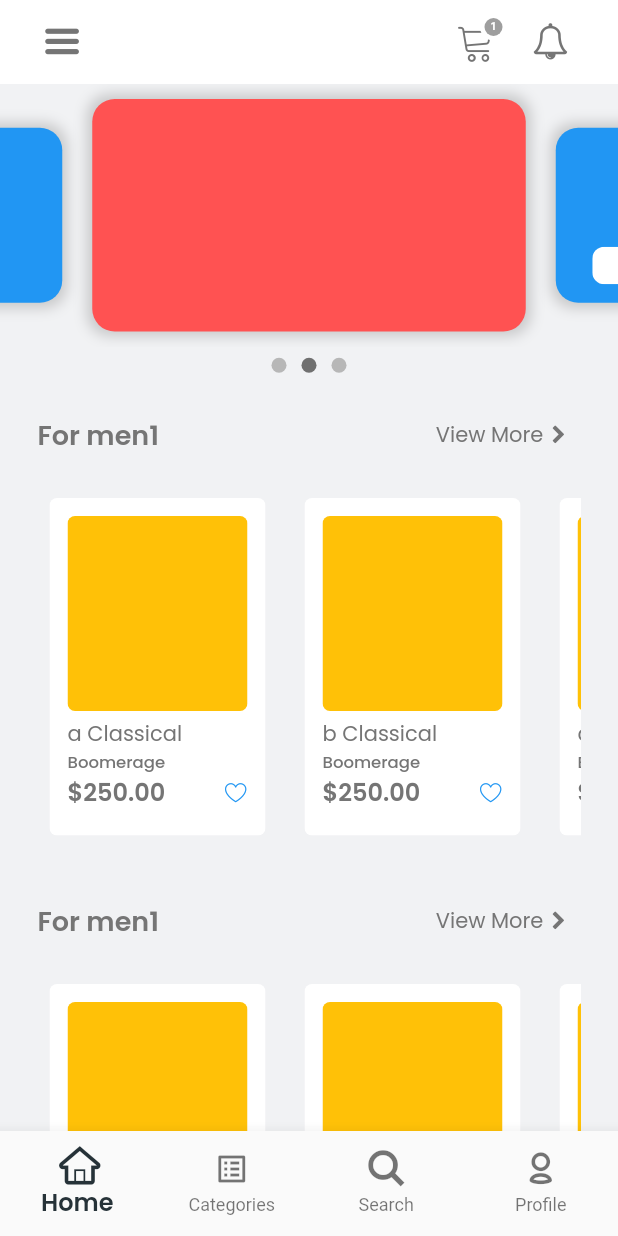
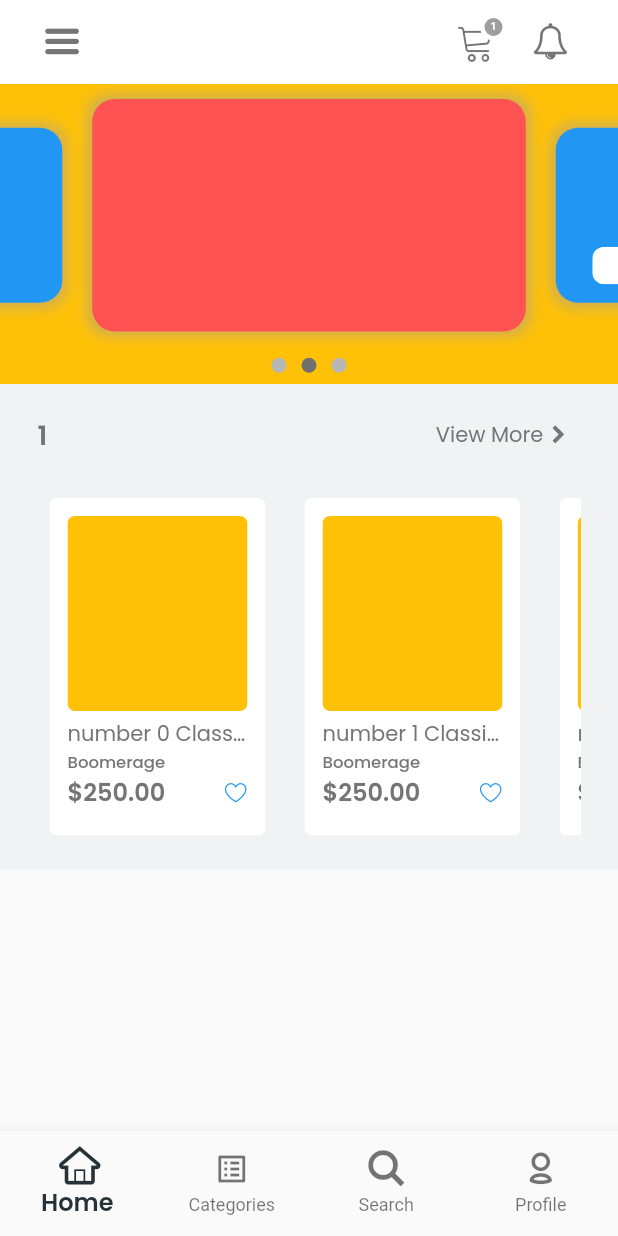
Before and after one commit to HamiiidAsgarian/flutter-tech-commerce-Cargo-, a Flutter app: the screen it shows after launch, on a phone screen of 412 x 824 dp. Run offline on Flutter 3.47's test engine with Material 2 defaults, Android fonts, the phone set to English and light mode, and no system bars.

Commit message:
optimizing mainscreen/carousel in progress

```diff
--- a/lib/main.dart
+++ b/lib/main.dart
@@ -1,10 +1,10 @@
 import 'package:commerce_app/provider_model.dart';
 import 'package:commerce_app/screens/cart_screen.dart';
-import 'package:commerce_app/screens/category_screen.dart';
+import 'package:commerce_app/screens/02_category_screen.dart';
 import 'package:commerce_app/screens/favorites_screen.dart';
 import 'package:commerce_app/screens/itemdetail_screen.dart';
 import 'package:commerce_app/screens/listeddItems_screen.dart';
-import 'package:commerce_app/screens/main_screen.dart';
+import 'package:commerce_app/screens/00_main_frame_screen.dart';
 import 'package:commerce_app/screens/profile_screen.dart';
 import 'package:flutter/cupertino.dart';
 import 'package:flutter/material.dart';
--- /dev/null
+++ b/lib/screens/00_main_frame_screen.dart
@@ -0,0 +1,39 @@
+// import 'package:commerce_app/style/my_flutter_app_icons.dart';
+import 'package:commerce_app/provider_model.dart';
+import 'package:commerce_app/screens/01_home_screen.dart';
+// import 'package:commerce_app/screens/Profile_screen2.dart';
+// import 'package:commerce_app/screens/category_screen.dart';
+import 'package:commerce_app/screens/03_search_screen.dart';
+import 'package:commerce_app/widgets/navAndAppbar.dart';
+import 'package:flutter/material.dart';
+import 'package:provider/provider.dart';
+
+// import '../consts.dart';
+
+class MainScreen extends StatefulWidget {
+  @override
+  _MainScreenState createState() => _MainScreenState();
+}
+
+class _MainScreenState extends State<MainScreen> {
+  int currentpage1 = 0;
+  List<Widget> screens = [
+    HomeScreen(),
+    // CategoryScreen(),
+    SearchScreen(),
+    // ProfileScreen2(),
+  ];
+
+  @override
+  Widget build(BuildContext context) {
+    return Consumer<ProviderModel>(builder: (context, vals, child) {
+      return Scaffold(
+        extendBodyBehindAppBar:
+            true, //////////* for fixing one pixle gap under the appbar
+        bottomNavigationBar: MyBottomNavigationBar(),
+        body: SafeArea(child: screens[vals.appBarSelectedIndex]),
+        // screens[Provider.of<ProviderModel>(context).appBarSelectedIndex]
+      );
+    });
+  }
+}
--- /dev/null
+++ b/lib/screens/01_home_screen.dart
@@ -0,0 +1,67 @@
+import 'package:commerce_app/style/my_flutter_app_icons.dart';
+import 'package:commerce_app/widgets/appbar.dart';
+import 'package:commerce_app/widgets/carousel.dart';
+import 'package:commerce_app/widgets/forCategorySection.dart';
+import 'package:flutter/material.dart';
+
+import '../consts.dart';
+
+////////////////////////////////////////////////////////////////////////////////////* Home Screen
+enum panel { carousel, rowList, windows }
+
+class HomeScreen extends StatelessWidget {
+  HomeScreen({Key? key}) : super(key: key);
+
+  static const List<String> data = ['men', '2', '3', '4', 'men', '2', '3', '4'];
+  final List<String> fakeList5 = List.generate(5, (index) => "number $index");
+
+  call() {
+    print("object");
+  }
+
+  @override
+  Widget build(BuildContext context) {
+    // var a = ListView.builder(
+    //   itemCount: testL.length,
+    //   itemBuilder: (context, index) =>
+    //       HorizontalItemsList(sectionTitle: "For men1", itemsList: testL),
+    // );
+    return Scaffold(
+        appBar: const MyAppBar(
+          leadingIcon: Icon(
+            MyFlutterApp.menu,
+            // MdiIcons.walletPlusOutline,
+            color: appBargrey,
+          ),
+        ),
+        body: Column(
+          children: [
+            Carousel(),
+            HorizontalItemsList(
+              sectionTitle: "1",
+              itemsList: fakeList5,
+            ),
+            // Expanded(
+            //   child: ItemsColumnMaker(itemRows: fakeList1),
+            // ),
+          ],
+        ));
+  }
+}
+
+class ItemsColumnMaker extends StatelessWidget {
+  final List<String>? itemRows;
+  const ItemsColumnMaker({Key? key, this.itemRows}) : super(key: key);
+
+  @override
+  Widget build(BuildContext context) {
+    return ListView.builder(
+        // cacheExtent: 500,
+        scrollDirection: Axis.vertical,
+        itemCount: itemRows!.length,
+        itemBuilder: (context, index) => HorizontalItemsList(
+              sectionTitle: itemRows![index],
+              itemsList: List.generate(20, (index) => index.toString()),
+            ));
+  }
+}
--- a/lib/screens/search_screen.dart
+++ b/lib/screens/03_search_screen.dart
@@ -43,8 +43,8 @@ class _SearchScreenState extends State<SearchScreen> {
                               child: TextButton(
                                 onPressed: () {},
                                 child: Container(
-                                  width: screensize / 3 - 37,
-                                  height: screensize / 3 - 37,
+                                  width: screensize / 3 - 20,
+                                  height: screensize / 3 - 20,
                                   color: Colors.amber,
                                 ),
                               )),
--- a/lib/screens/main_screen.dart
+++ /dev/null
@@ -1,91 +0,0 @@
-// import 'package:commerce_app/style/my_flutter_app_icons.dart';
-import 'package:commerce_app/provider_model.dart';
-import 'package:commerce_app/screens/Profile_screen2.dart';
-import 'package:commerce_app/screens/category_screen.dart';
-import 'package:commerce_app/screens/search_screen.dart';
-import 'package:commerce_app/style/my_flutter_app_icons.dart';
-import 'package:commerce_app/widgets/appbar.dart';
-import 'package:commerce_app/widgets/carousel.dart';
-import 'package:commerce_app/widgets/forCategorySection.dart';
-import 'package:commerce_app/widgets/navAndAppbar.dart';
-import 'package:flutter/material.dart';
-import 'package:provider/provider.dart';
-
-import '../consts.dart';
-
-// import '../consts.dart';
-
-class MainScreen extends StatefulWidget {
-  @override
-  _MainScreenState createState() => _MainScreenState();
-}
-
-class _MainScreenState extends State<MainScreen> {
-  int currentpage1 = 0;
-  List<Widget> screens = const [
-    MainScreenContetnts(),
-    CategoryScreen(),
-    SearchScreen(),
-    ProfileScreen2(),
-  ];
-
-  @override
-  Widget build(BuildContext context) {
-    return Consumer<ProviderModel>(builder: (context, vals, child) {
-      return Scaffold(
-        extendBodyBehindAppBar:
-            true, //////////* for fixing one pixle gap under the appbar
-        bottomNavigationBar: MyBottomNavigationBar(),
-        body: screens[vals.appBarSelectedIndex],
-        // screens[Provider.of<ProviderModel>(context).appBarSelectedIndex]
-      );
-    });
-  }
-}
-
-////////////////////////////////////////////////////////////////////////////////////* Home Screen
-class MainScreenContetnts extends StatelessWidget {
-  const MainScreenContetnts({Key? key}) : super(key: key);
-
-//   @override
-//   _MainScreenContetntsState createState() => _MainScreenContetntsState();
-// }
-
-// class _MainScreenContetntsState extends State<MainScreenContetnts> {
-  // final int sliderIndex = 1;
-
-  // Null get sectionTitle => null;
-
-  @override
-  Widget build(BuildContext context) {
-    return Scaffold(
-      appBar: const MyAppBar(
-        leadingIcon: Icon(
-          MyFlutterApp.menu,
-          // MdiIcons.walletPlusOutline,
-          color: appBargrey,
-        ),
-      ),
-      body: CustomScrollView(slivers: [
-        // SearchSection(),
-        SliverList(
-          delegate: SliverChildListDelegate(
-            [
-              Carousel(),
-              ScrollviewCategory(
-                  sectionTitle: "For men1",
-                  itemsList: ['a', 'b', 'c', 'd', 'e', 'f', 'g', 'h']),
-              // WindowsCategorySection(),
-              ScrollviewCategory(
-                  sectionTitle: "For men1",
-                  itemsList: ['a', 'b', 'c', 'd', 'e', 'f', 'g', 'h']),
-              ScrollviewCategory(
-                  sectionTitle: "For men1",
-                  itemsList: ['a', 'b', 'c', 'd', 'e', 'f', 'g', 'h']),
-            ],
-          ),
-        )
-      ]),
-    );
-  }
-}
--- a/lib/widgets/carousel.dart
+++ b/lib/widgets/carousel.dart
@@ -39,7 +39,7 @@ class _CarouselState extends State<Carousel> {
         label: element["labelText"],
       ));
     });
-    print(slideWidgets);
+    // print(slideWidgets);
     return slideWidgets;
   }
 
@@ -56,7 +56,7 @@ class _CarouselState extends State<Carousel> {
         ),
       ));
     });
-    print(counterDotsWidgets);
+    // print(counterDotsWidgets);
     return counterDotsWidgets;
   }
 
@@ -78,20 +78,18 @@ class _CarouselState extends State<Carousel> {
 
   @override
   Widget build(BuildContext context) {
-    return SizedBox(
+    return Container(
       height: 200,
-      child: Center(
-        child: Container(
       //////////////////////////////////////////* whole slider bar
-          height: 200,
-          color: cBackgroundGrey,
+      color: Colors.amber, //NOTE: debuging color
+      // color: cBackgroundGrey,
       child: Column(children: [
         Expanded(
           child: PageView
               // .builder
               (
             onPageChanged: (value) {
-                  print(value);
+              // print(value);
               setState(() {
                 currentpage = value;
               });
@@ -104,15 +102,13 @@ class _CarouselState extends State<Carousel> {
         Container(
           width: 80,
           height: 25,
-              // color: Colors.pink,
+          // color: Colors.pink, //NOTE: counterDots Debug color
           child: Row(
             mainAxisAlignment: MainAxisAlignment.center,
             children: counterDotsBuilder(carouselItems, currentpage),
           ),
         )
       ]),
-        ),
-      ),
     );
   }
 
--- a/lib/widgets/forCategorySection.dart
+++ b/lib/widgets/forCategorySection.dart
@@ -3,8 +3,8 @@ import 'package:commerce_app/style/my_flutter_app_icons.dart';
 import 'package:commerce_app/widgets/item.dart';
 import 'package:flutter/material.dart';
 
-class ScrollviewCategory extends StatelessWidget {
-  ScrollviewCategory({this.sectionTitle, this.itemsList});
+class HorizontalItemsList extends StatelessWidget {
+  HorizontalItemsList({this.sectionTitle, this.itemsList});
 
   final String? sectionTitle;
   final List<String>? itemsList;
@@ -17,7 +17,34 @@ class ScrollviewCategory extends StatelessWidget {
       child: Column(children: [
         // SizedBox(height: 10),
         CategoryTitle(sectionTitle: sectionTitle),
-        SingleChildScrollView(
+        Container(
+          // height: 270,
+          child: RowListedItems(itemsList: itemsList),
+        ),
+        // SingleChildScrollView(
+        //   scrollDirection: Axis.horizontal,
+        //   child: Row(
+        //       children: itemsList!
+        //           .map((e) => Container(
+        //               // color: Colors.white,
+        //               padding:
+        //                   const EdgeInsets.only(right: 10, bottom: 10, top: 10),
+        //               child: Item(title: e)))
+        //           .toList()),
+        // ),
+      ]),
+    );
+  }
+}
+
+//////*********************************************************/*///////////////////////////////////////////////////////
+class RowListedItems extends StatelessWidget {
+  final List<String>? itemsList;
+  RowListedItems({Key? key, this.itemsList}) : super(key: key);
+
+  @override
+  Widget build(BuildContext context) {
+    return SingleChildScrollView(
       scrollDirection: Axis.horizontal,
       child: Row(
           children: itemsList!
@@ -27,12 +54,22 @@ class ScrollviewCategory extends StatelessWidget {
                       const EdgeInsets.only(right: 10, bottom: 10, top: 10),
                   child: Item(title: e)))
               .toList()),
-        ),
-      ]),
     );
+
+    // ListView.builder(
+    //     // cacheExtent: 500,
+    //     // addAutomaticKeepAlives: false,
+    //     shrinkWrap: true,
+    //     scrollDirection: Axis.horizontal,
+    //     itemCount: itemsList!.length,
+    //     itemBuilder: (context, index) => Container(
+    //         // color: Colors.white,
+    //         // padding: const EdgeInsets.only(right: 0, bottom: 10, top: 10),
+    //         child: Item(title: itemsList![index])));
   }
 }
 
+//////*********************************************************/*///////////////////////////////////////////////////////
 class CategoryTitle extends StatelessWidget {
   const CategoryTitle({
     Key? key,
@@ -72,5 +109,3 @@ class CategoryTitle extends StatelessWidget {
     );
   }
 }
-
-// ////////////////////////////////////////////////////////////* items
--- a/lib/widgets/windows_category-section.dart
+++ b/lib/widgets/windows_category-section.dart
@@ -1,5 +1,5 @@
 import 'package:commerce_app/consts.dart';
-import 'package:commerce_app/screens/category_screen.dart';
+import 'package:commerce_app/screens/02_category_screen.dart';
 import 'package:flutter/material.dart';
 
 class WindowsCategorySection extends StatelessWidget {
```
Also changed, not shown: lib/screens/02_category_screen.dart (renamed from lib/screens/category_screen.dart), lib/screens/04_Profile_screen2.dart (renamed from lib/screens/Profile_screen2.dart). Lines whose indentation alone changed are shown as unchanged.
